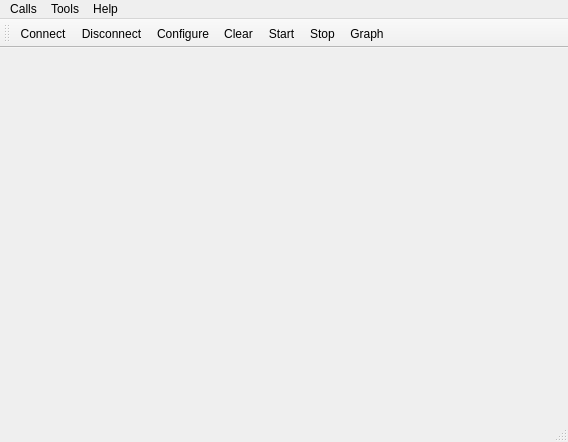
Old version of the form Gnss_Tool/gpstation6_agent/ui/mainwindow.ui in the repository FatherOctber/University-Gnss_Tool.
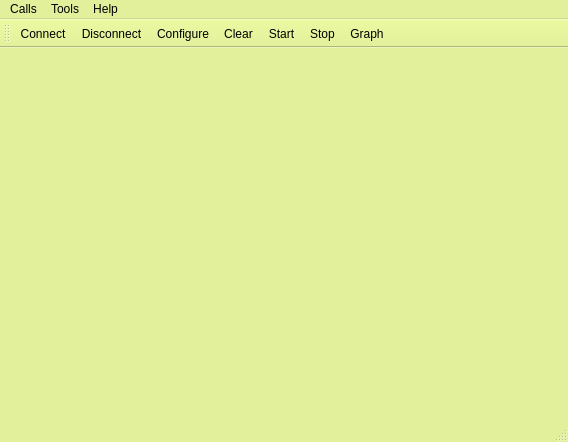
New version of the form. Icons and pictures are not drawn.

What changed in the file:
```diff
--- a/Gnss_Tool/gpstation6_agent/ui/mainwindow.ui
+++ b/Gnss_Tool/gpstation6_agent/ui/mainwindow.ui
@@ -10,6 +10,205 @@
     <height>442</height>
    </rect>
   </property>
+  <property name="palette">
+   <palette>
+    <active>
+     <colorrole role="Button">
+      <brush brushstyle="SolidPattern">
+       <color alpha="255">
+        <red>201</red>
+        <green>240</green>
+        <blue>185</blue>
+       </color>
+      </brush>
+     </colorrole>
+     <colorrole role="Light">
+      <brush brushstyle="SolidPattern">
+       <color alpha="255">
+        <red>224</red>
+        <green>255</green>
+        <blue>212</blue>
+       </color>
+      </brush>
+     </colorrole>
+     <colorrole role="Base">
+      <brush brushstyle="SolidPattern">
+       <color alpha="255">
+        <red>255</red>
+        <green>255</green>
+        <blue>255</blue>
+       </color>
+      </brush>
+     </colorrole>
+     <colorrole role="Window">
+      <brush brushstyle="SolidPattern">
+       <color alpha="255">
+        <red>226</red>
+        <green>240</green>
+        <blue>155</blue>
+       </color>
+      </brush>
+     </colorrole>
+     <colorrole role="Shadow">
+      <brush brushstyle="SolidPattern">
+       <color alpha="255">
+        <red>105</red>
+        <green>105</green>
+        <blue>89</blue>
+       </color>
+      </brush>
+     </colorrole>
+     <colorrole role="Highlight">
+      <brush brushstyle="SolidPattern">
+       <color alpha="255">
+        <red>110</red>
+        <green>209</green>
+        <blue>255</blue>
+       </color>
+      </brush>
+     </colorrole>
+     <colorrole role="AlternateBase">
+      <brush brushstyle="SolidPattern">
+       <color alpha="255">
+        <red>161</red>
+        <green>170</green>
+        <blue>141</blue>
+       </color>
+      </brush>
+     </colorrole>
+    </active>
+    <inactive>
+     <colorrole role="Button">
+      <brush brushstyle="SolidPattern">
+       <color alpha="255">
+        <red>201</red>
+        <green>240</green>
+        <blue>185</blue>
+       </color>
+      </brush>
+     </colorrole>
+     <colorrole role="Light">
+      <brush brushstyle="SolidPattern">
+       <color alpha="255">
+        <red>224</red>
+        <green>255</green>
+        <blue>212</blue>
+       </color>
+      </brush>
+     </colorrole>
+     <colorrole role="Base">
+      <brush brushstyle="SolidPattern">
+       <color alpha="255">
+        <red>255</red>
+        <green>255</green>
+        <blue>255</blue>
+       </color>
+      </brush>
+     </colorrole>
+     <colorrole role="Window">
+      <brush brushstyle="SolidPattern">
+       <color alpha="255">
+        <red>226</red>
+        <green>240</green>
+        <blue>155</blue>
+       </color>
+      </brush>
+     </colorrole>
+     <colorrole role="Shadow">
+      <brush brushstyle="SolidPattern">
+       <color alpha="255">
+        <red>105</red>
+        <green>105</green>
+        <blue>89</blue>
+       </color>
+      </brush>
+     </colorrole>
+     <colorrole role="Highlight">
+      <brush brushstyle="SolidPattern">
+       <color alpha="255">
+        <red>110</red>
+        <green>209</green>
+        <blue>255</blue>
+       </color>
+      </brush>
+     </colorrole>
+     <colorrole role="AlternateBase">
+      <brush brushstyle="SolidPattern">
+       <color alpha="255">
+        <red>161</red>
+        <green>170</green>
+        <blue>141</blue>
+       </color>
+      </brush>
+     </colorrole>
+    </inactive>
+    <disabled>
+     <colorrole role="Button">
+      <brush brushstyle="SolidPattern">
+       <color alpha="255">
+        <red>201</red>
+        <green>240</green>
+        <blue>185</blue>
+       </color>
+      </brush>
+     </colorrole>
+     <colorrole role="Light">
+      <brush brushstyle="SolidPattern">
+       <color alpha="255">
+        <red>224</red>
+        <green>255</green>
+        <blue>212</blue>
+       </color>
+      </brush>
+     </colorrole>
+     <colorrole role="Base">
+      <brush brushstyle="SolidPattern">
+       <color alpha="255">
+        <red>226</red>
+        <green>240</green>
+        <blue>155</blue>
+       </color>
+      </brush>
+     </colorrole>
+     <colorrole role="Window">
+      <brush brushstyle="SolidPattern">
+       <color alpha="255">
+        <red>226</red>
+        <green>240</green>
+        <blue>155</blue>
+       </color>
+      </brush>
+     </colorrole>
+     <colorrole role="Shadow">
+      <brush brushstyle="SolidPattern">
+       <color alpha="255">
+        <red>105</red>
+        <green>105</green>
+        <blue>89</blue>
+       </color>
+      </brush>
+     </colorrole>
+     <colorrole role="Highlight">
+      <brush brushstyle="SolidPattern">
+       <color alpha="255">
+        <red>51</red>
+        <green>153</green>
+        <blue>255</blue>
+       </color>
+      </brush>
+     </colorrole>
+     <colorrole role="AlternateBase">
+      <brush brushstyle="SolidPattern">
+       <color alpha="255">
+        <red>161</red>
+        <green>170</green>
+        <blue>141</blue>
+       </color>
+      </brush>
+     </colorrole>
+    </disabled>
+   </palette>
+  </property>
   <property name="windowTitle">
    <string>Simple Terminal</string>
   </property>
@@ -22,7 +221,7 @@
      <x>0</x>
      <y>0</y>
      <width>568</width>
-     <height>26</height>
+     <height>21</height>
     </rect>
    </property>
    <widget class="QMenu" name="menuCalls">
@@ -53,6 +252,97 @@
    <addaction name="menuHelp"/>
   </widget>
   <widget class="QToolBar" name="mainToolBar">
+   <property name="palette">
+    <palette>
+     <active>
+      <colorrole role="Light">
+       <brush brushstyle="SolidPattern">
+        <color alpha="255">
+         <red>224</red>
+         <green>255</green>
+         <blue>212</blue>
+        </color>
+       </brush>
+      </colorrole>
+      <colorrole role="Midlight">
+       <brush brushstyle="SolidPattern">
+        <color alpha="255">
+         <red>255</red>
+         <green>220</green>
+         <blue>148</blue>
+        </color>
+       </brush>
+      </colorrole>
+      <colorrole role="Shadow">
+       <brush brushstyle="SolidPattern">
+        <color alpha="255">
+         <red>105</red>
+         <green>105</green>
+         <blue>89</blue>
+        </color>
+       </brush>
+      </colorrole>
+     </active>
+     <inactive>
+      <colorrole role="Light">
+       <brush brushstyle="SolidPattern">
+        <color alpha="255">
+         <red>224</red>
+         <green>255</green>
+         <blue>212</blue>
+        </color>
+       </brush>
+      </colorrole>
+      <colorrole role="Midlight">
+       <brush brushstyle="SolidPattern">
+        <color alpha="255">
+         <red>255</red>
+         <green>220</green>
+         <blue>148</blue>
+        </color>
+       </brush>
+      </colorrole>
+      <colorrole role="Shadow">
+       <brush brushstyle="SolidPattern">
+        <color alpha="255">
+         <red>105</red>
+         <green>105</green>
+         <blue>89</blue>
+        </color>
+       </brush>
+      </colorrole>
+     </inactive>
+     <disabled>
+      <colorrole role="Light">
+       <brush brushstyle="SolidPattern">
+        <color alpha="255">
+         <red>224</red>
+         <green>255</green>
+         <blue>212</blue>
+        </color>
+       </brush>
+      </colorrole>
+      <colorrole role="Midlight">
+       <brush brushstyle="SolidPattern">
+        <color alpha="255">
+         <red>255</red>
+         <green>220</green>
+         <blue>148</blue>
+        </color>
+       </brush>
+      </colorrole>
+      <colorrole role="Shadow">
+       <brush brushstyle="SolidPattern">
+        <color alpha="255">
+         <red>105</red>
+         <green>105</green>
+         <blue>89</blue>
+        </color>
+       </brush>
+      </colorrole>
+     </disabled>
+    </palette>
+   </property>
    <attribute name="toolBarArea">
     <enum>TopToolBarArea</enum>
    </attribute>
```
Left out of the diff: 2 changed lines with no effect on the pictures.
